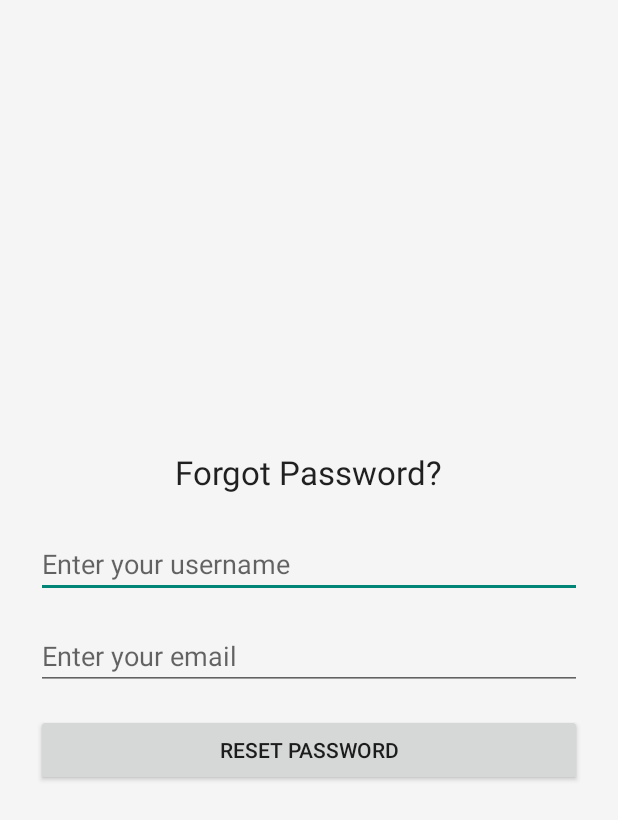
After one commit to Wionerlol/BaitmateMobile, an Android app: the ForgotPasswordActivity screen opened directly, with no data from a screen before it, on a phone screen of 412 x 824 dp. The commit adds this screen. Shown: the top 820 px of the screen. Run offline under Robolectric (Android 15) with nearby library versions, the phone set to English and light mode, and no system bars.

Commit message:
implement forgotpassword and resetpassword with email OTP

```diff
--- /dev/null
+++ b/app/src/main/res/layout/activity_forgot_password.xml
@@ -0,0 +1,69 @@
+<?xml version="1.0" encoding="utf-8"?>
+<LinearLayout
+    xmlns:android="http://schemas.android.com/apk/res/android"
+    android:layout_width="match_parent"
+    android:layout_height="match_parent"
+    android:gravity="center"
+    android:orientation="vertical"
+    android:padding="24dp">
+
+    <TextView
+        android:id="@+id/tvForgotPasswordTitle"
+        android:layout_width="wrap_content"
+        android:layout_height="wrap_content"
+        android:text="Forgot Password?"
+        android:textAppearance="@style/TextAppearance.AppCompat.Large"
+        android:layout_marginBottom="24dp"/>
+
+    <EditText
+        android:id="@+id/usernameEditText"
+        android:layout_width="match_parent"
+        android:layout_height="wrap_content"
+        android:hint="Enter your username"
+        android:inputType="text"
+        android:layout_marginBottom="16dp"/>
+
+    <EditText
+        android:id="@+id/emailEditText"
+        android:layout_width="match_parent"
+        android:layout_height="wrap_content"
+        android:hint="Enter your email"
+        android:inputType="textEmailAddress"
+        android:layout_marginBottom="16dp"/>
+
+    <Button
+        android:id="@+id/btnResetPassword"
+        android:layout_width="match_parent"
+        android:layout_height="wrap_content"
+        android:text="Reset Password"/>
+
+    <LinearLayout
+        android:id="@+id/otpLayout"
+        android:layout_width="match_parent"
+        android:layout_height="wrap_content"
+        android:orientation="vertical"
+        android:visibility="gone"> <!-- Initially hidden -->
+
+        <EditText
+            android:id="@+id/otpEditText"
+            android:layout_width="match_parent"
+            android:layout_height="wrap_content"
+            android:hint="Enter OTP"
+            android:inputType="number"
+            android:layout_marginBottom="12dp"/>
+
+        <EditText
+            android:id="@+id/newPasswordEditText"
+            android:layout_width="match_parent"
+            android:layout_height="wrap_content"
+            android:hint="New Password"
+            android:inputType="textPassword"
+            android:layout_marginBottom="12dp"/>
+
+        <Button
+            android:id="@+id/btnVerifyOTP"
+            android:layout_width="match_parent"
+            android:layout_height="wrap_content"
+            android:text="Verify OTP"/>
+    </LinearLayout>
+</LinearLayout>
```
Also changed, not shown: app/src/main/AndroidManifest.xml (+10 -3 lines), app/src/main/java/com/example/baitmatemobile/activity/ForgotPasswordActivity.kt (added, +93 -0 lines), app/src/main/java/com/example/baitmatemobile/activity/LoginActivity.kt (+10 -1 lines), app/src/main/java/com/example/baitmatemobile/model/LoginDTO.kt (+11 -0 lines), app/src/main/java/com/example/baitmatemobile/network/ApiService.kt (+8 -0 lines), app/src/main/res/layout/activity_login.xml (+11 -0 lines).
